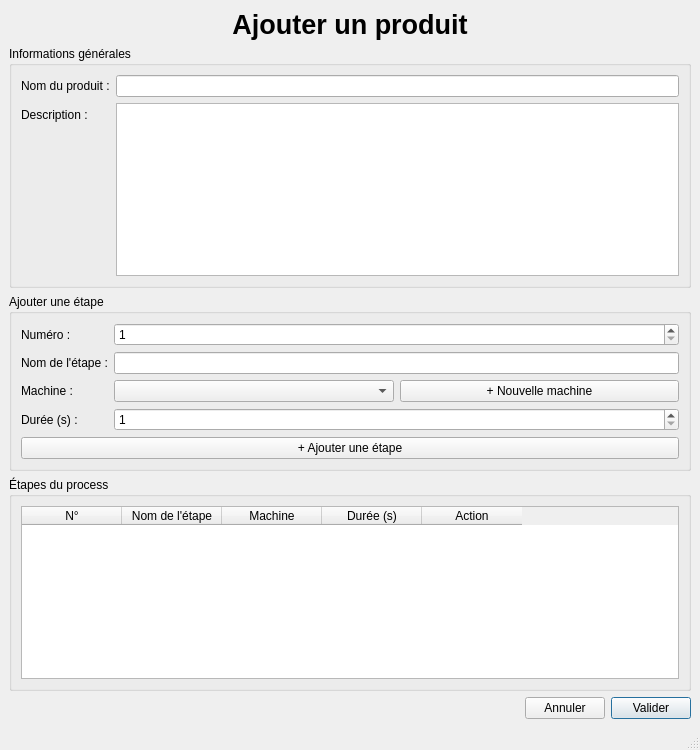
Old version of the form first_page.ui in the repository JulianaMeiresonne/industrial_energy_optimizer.
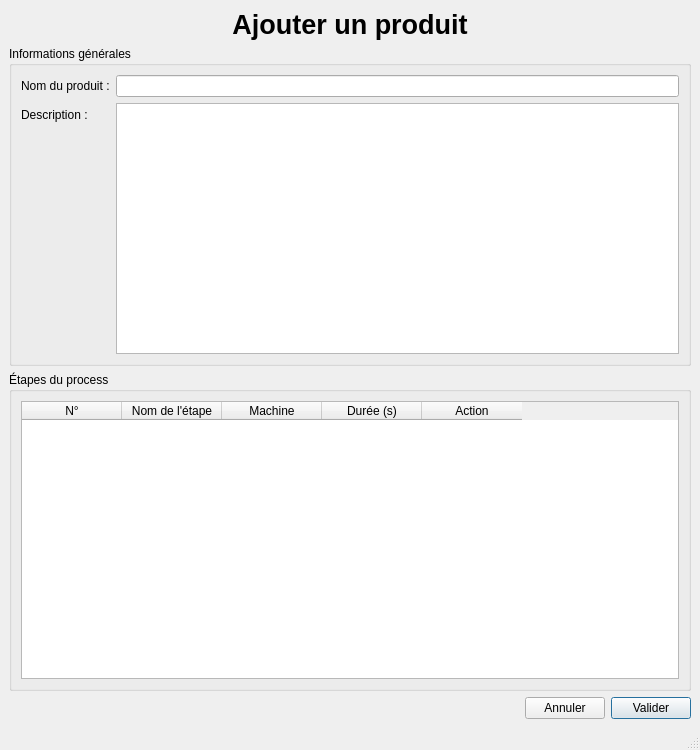
New version of the form.

Commit message: graphic interface initial commit

```diff
--- a/first_page.ui
+++ b/first_page.ui
@@ -68,98 +68,6 @@
       </layout>
      </widget>
     </item>
-
-    <item>
-     <widget class="QGroupBox" name="groupStepInput">
-      <property name="title">
-       <string>Ajouter une étape</string>
-      </property>
-      <layout class="QFormLayout" name="formStepInput">
-
-       <item row="0" column="0">
-        <widget class="QLabel" name="labelStepNumber">
-         <property name="text">
-          <string>Numéro :</string>
-         </property>
-        </widget>
-       </item>
-       <item row="0" column="1">
-        <widget class="QSpinBox" name="inputStepNumber">
-         <property name="minimum">
-          <number>1</number>
-         </property>
-         <property name="maximum">
-          <number>999</number>
-         </property>
-        </widget>
-       </item>
-
-       <item row="1" column="0">
-        <widget class="QLabel" name="labelStepName">
-         <property name="text">
-          <string>Nom de l'étape :</string>
-         </property>
-        </widget>
-       </item>
-       <item row="1" column="1">
-        <widget class="QLineEdit" name="inputStepName"/>
-       </item>
-
-       <item row="2" column="0">
-        <widget class="QLabel" name="labelStepMachine">
-         <property name="text">
-          <string>Machine :</string>
-         </property>
-        </widget>
-       </item>
-       <item row="2" column="1">
-        <layout class="QHBoxLayout" name="machineLayout">
-         <item>
-          <widget class="QComboBox" name="inputStepMachine"/>
-         </item>
-         <item>
-          <widget class="QPushButton" name="btnCreateMachine">
-           <property name="text">
-            <string>+ Nouvelle machine</string>
-           </property>
-          </widget>
-         </item>
-        </layout>
-       </item>
-
-       <item row="3" column="0">
-        <widget class="QLabel" name="labelStepDuration">
-         <property name="text">
-          <string>Durée (s) :</string>
-         </property>
-        </widget>
-       </item>
-       <item row="3" column="1">
-        <widget class="QSpinBox" name="inputStepDuration">
-         <property name="minimum">
-          <number>1</number>
-         </property>
-         <property name="maximum">
-          <number>100000</number>
-         </property>
-         <property name="value">
-          <number>1</number>
-         </property>
-        </widget>
-       </item>
-
-       <item row="4" column="0" colspan="2">
-        <widget class="QPushButton" name="btnAddStep">
-         <property name="text">
-          <string>+ Ajouter une étape</string>
-         </property>
-        </widget>
-       </item>
-
-      </layout>
-     </widget>
-    </item>
-
     <item>
      <widget class="QGroupBox" name="groupSteps">
       <property name="title">
@@ -168,22 +76,6 @@
       <layout class="QVBoxLayout" name="stepsLayout">
        <item>
         <widget class="QTableWidget" name="tableSteps">
-         <property name="columnCount">
-          <number>5</number>
-         </property>
-         <property name="rowCount">
-          <number>0</number>
-         </property>
-         <property name="editTriggers">
-          <set>QAbstractItemView::DoubleClicked|QAbstractItemView::EditKeyPressed|QAbstractItemView::AnyKeyPressed|QAbstractItemView::SelectedClicked</set>
-         </property>
-         <property name="selectionBehavior">
-          <enum>QAbstractItemView::SelectRows</enum>
-         </property>
-         <property name="alternatingRowColors">
-          <bool>true</bool>
-         </property>
-
          <column>
           <property name="text">
            <string>N°</string>
```
Left out of the diff: 9 changed lines with no effect on the pictures. The commit also changes 2 other files.
